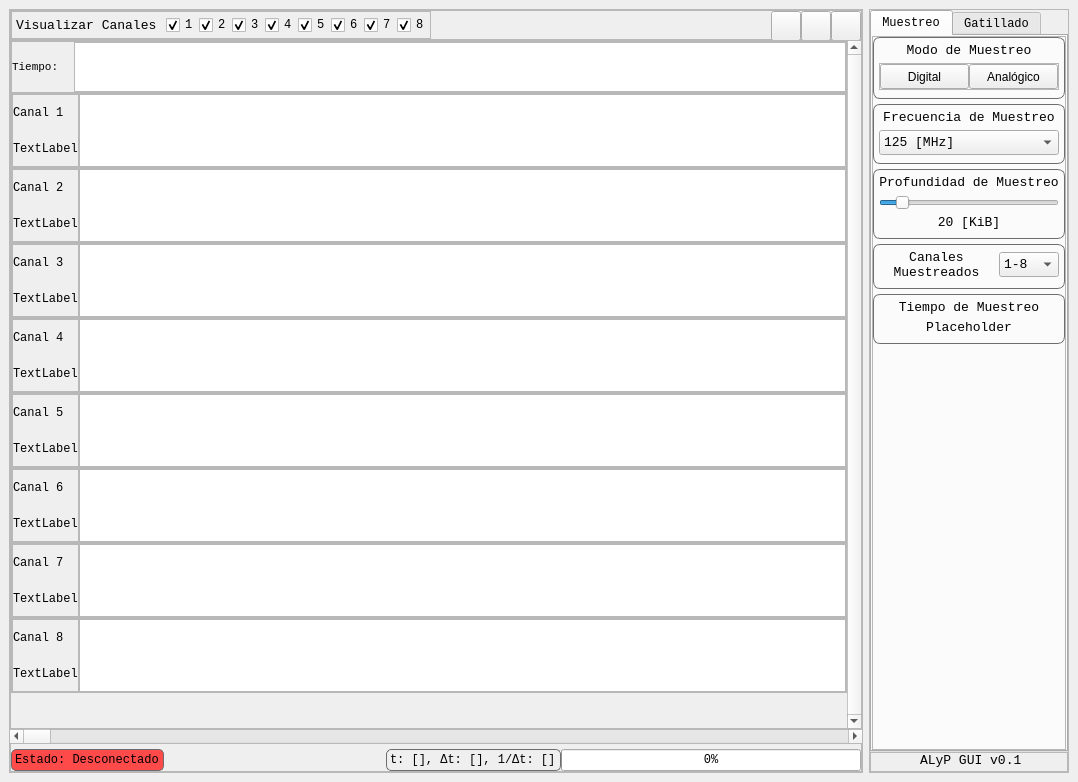
Before: the Qt Designer form GUI v0.1/src/mainwindow.ui in KarimHacen7/ProyectoFinal, drawn with Qt 5.
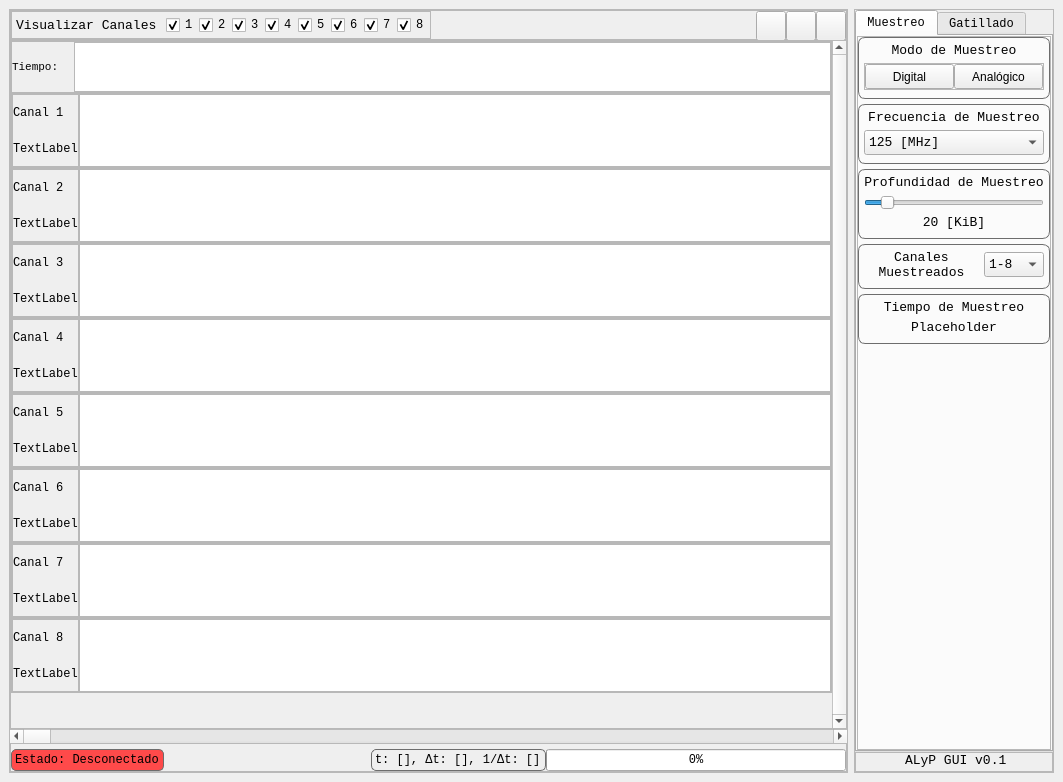
After: the same form once the commit is applied. Icons and pictures are not drawn.

```diff
--- a/GUI v0.1/src/mainwindow.ui
+++ b/GUI v0.1/src/mainwindow.ui
@@ -6,10 +6,16 @@
    <rect>
     <x>0</x>
     <y>0</y>
-    <width>1078</width>
+    <width>1063</width>
     <height>782</height>
    </rect>
   </property>
+  <property name="minimumSize">
+   <size>
+    <width>950</width>
+    <height>0</height>
+   </size>
+  </property>
   <property name="font">
    <font>
     <family>Consolas</family>
@@ -369,7 +375,7 @@
            <rect>
             <x>0</x>
             <y>0</y>
-            <width>833</width>
+            <width>818</width>
             <height>684</height>
            </rect>
           </property>
```
